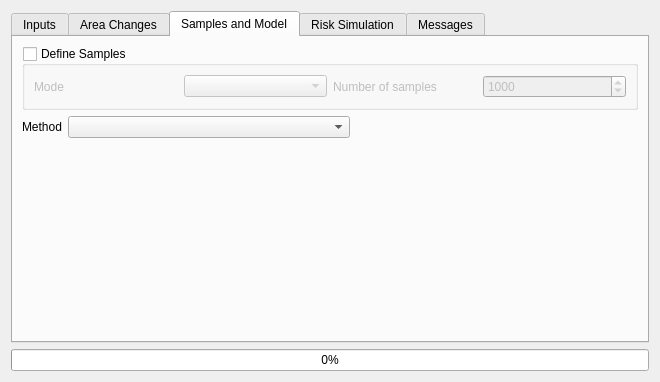
Above: ui/moluscedialogbase.ui from nextgis/qgis_molusce before the change. Below: the same form after it.
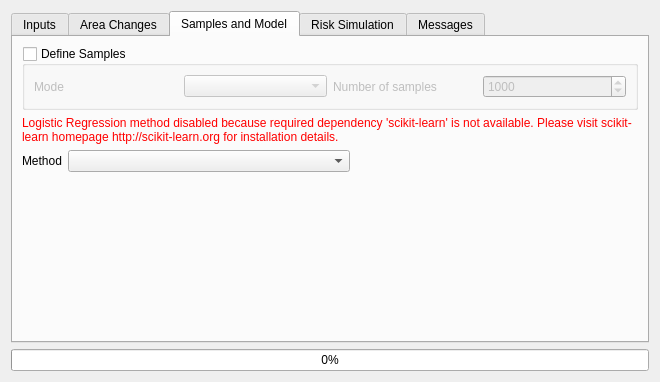
That is the form after the change. The open tabs and pages were chosen to show the change. Custom widgets are drawn as their Qt base class.

Commit message: show warning when sklearn is missed

Diff of the .ui file:
```diff
--- a/ui/moluscedialogbase.ui
+++ b/ui/moluscedialogbase.ui
@@ -223,14 +223,14 @@
          </layout>
         </widget>
        </item>
-       <item row="1" column="0">
+       <item row="2" column="0">
         <widget class="QLabel" name="label_4">
          <property name="text">
           <string>Method</string>
          </property>
         </widget>
        </item>
-       <item row="1" column="1">
+       <item row="2" column="1">
         <widget class="QComboBox" name="cmbSimulationMethod">
          <property name="sizePolicy">
           <sizepolicy hsizetype="Expanding" vsizetype="Fixed">
@@ -240,7 +240,7 @@
          </property>
         </widget>
        </item>
-       <item row="1" column="2">
+       <item row="2" column="2">
         <spacer name="horizontalSpacer">
          <property name="orientation">
           <enum>Qt::Horizontal</enum>
@@ -253,7 +253,7 @@
          </property>
         </spacer>
        </item>
-       <item row="2" column="0" colspan="3">
+       <item row="3" column="0" colspan="3">
         <widget class="QStackedWidget" name="widgetStackMethods">
          <property name="sizePolicy">
           <sizepolicy hsizetype="Expanding" vsizetype="Expanding">
@@ -272,6 +272,16 @@
          </property>
         </widget>
        </item>
+       <item row="1" column="0" colspan="3">
+        <widget class="QLabel" name="lblWarning">
+         <property name="text">
+          <string>&lt;html&gt;&lt;head/&gt;&lt;body&gt;&lt;p&gt;&lt;span style=&quot; color:#ff0000;&quot;&gt;Logistic Regression method disabled because required dependency 'scikit-learn' is not available. Please visit &lt;/span&gt;&lt;span style=&quot; color:#ff0000;&quot;&gt;scikit-learn homepage http://scikit-learn.org for installation details.&lt;/span&gt;&lt;/p&gt;&lt;/body&gt;&lt;/html&gt;</string>
+         </property>
+         <property name="wordWrap">
+          <bool>true</bool>
+         </property>
+        </widget>
+       </item>
       </layout>
      </widget>
      <widget class="QWidget" name="tabSimulation">
```
The commit also changes 1 other file.
